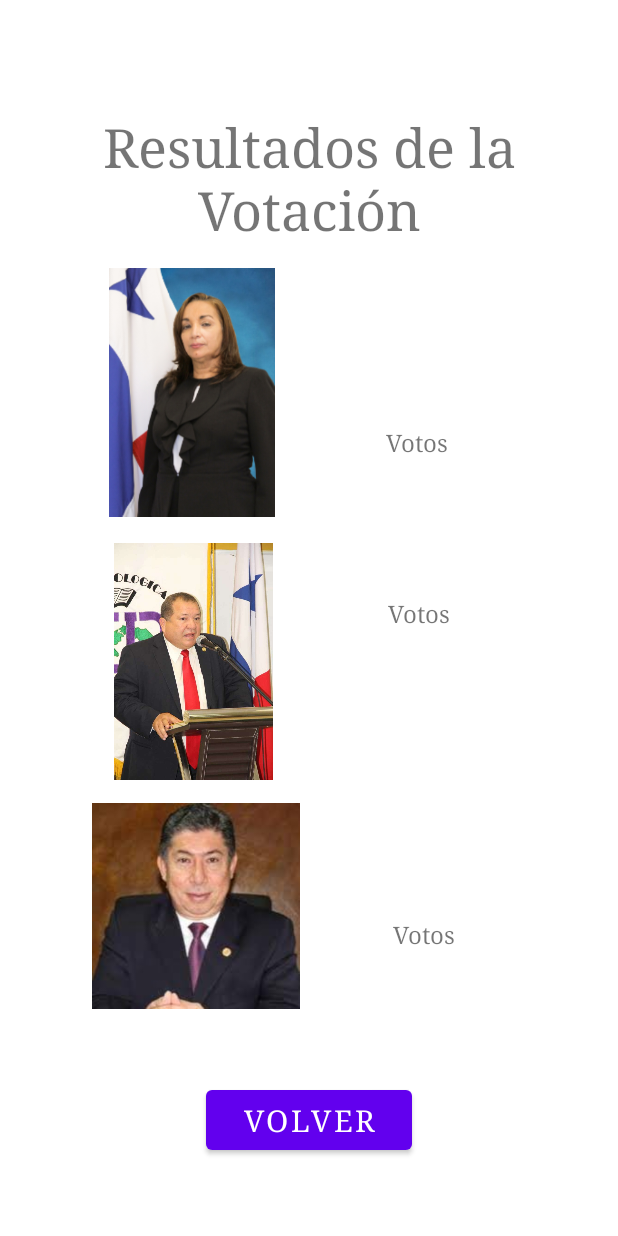
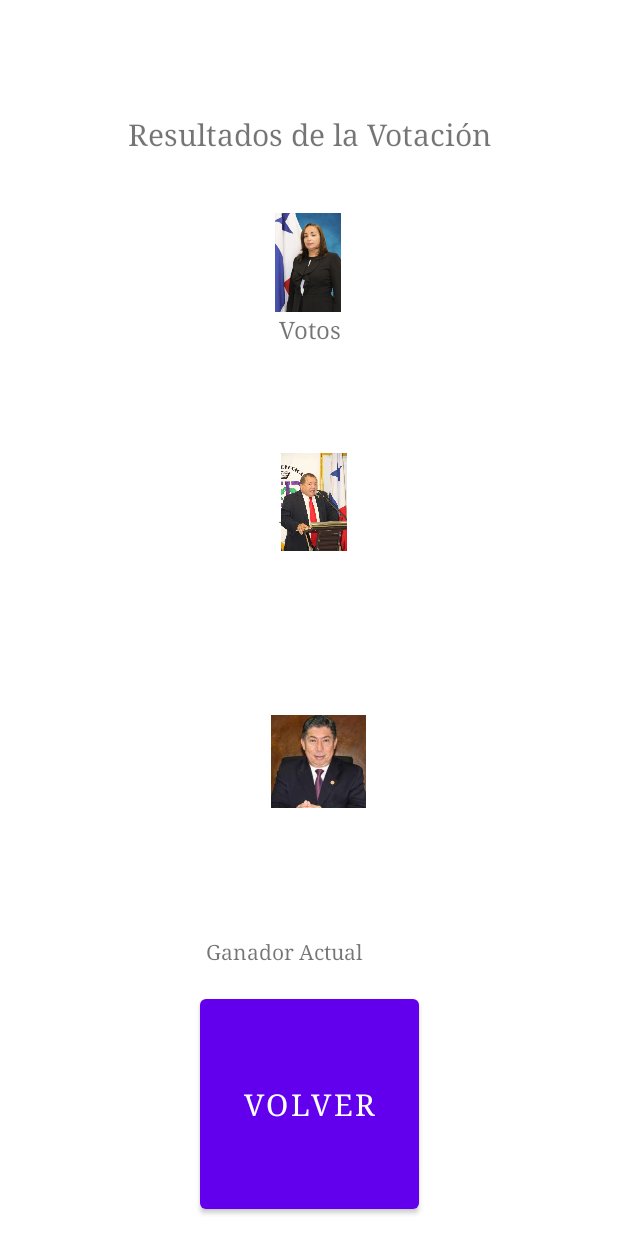
Before and after one commit to jeancj09/hpa4-proyecto01, an Android app: the layout activity_pantalla_resultados.xml on its own in the app's theme, with its tools: preview values and no code run, on a phone screen of 412 x 824 dp. Run offline under Robolectric (Android 15) with nearby library versions, the phone set to English and light mode, and no system bars.

Commit message:
Ajustes de pantalla resultado,inclusión de mensaje del ganador en el momento. Correcciones de algunos errores.

```diff
--- a/app/src/main/java/com/jeanj/hpa4_proyecto01/Datos.java
+++ b/app/src/main/java/com/jeanj/hpa4_proyecto01/Datos.java
@@ -8,6 +8,10 @@ public class Datos {
     public static int pos,tot=0;
     public static int numvoto;
     public static String cedval;
+    public static String cand1="Vivian Valenzuela";
+    public static String cand2="Omar Aizpurua";
+    public static  String cand3="Martín Candanedo";
+    public static double vot1,vot2,vot3;
 
     public static int cont1 =0, cont2 =0, cont3 =0;
 
--- a/app/src/main/java/com/jeanj/hpa4_proyecto01/MainActivity.java
+++ b/app/src/main/java/com/jeanj/hpa4_proyecto01/MainActivity.java
@@ -65,6 +65,7 @@ public class MainActivity extends AppCompatActivity {
         Datos.listacedula.add("03-0745-000950");
 
 
+
         Datos.listanombres.add("ARROCHA, EDWIN");
         Datos.listanombres.add("BRENES, MICHELLE");
         Datos.listanombres.add("BUSTAMANTE , EDDY");
@@ -107,7 +108,7 @@ public class MainActivity extends AppCompatActivity {
 
 
 
-        for (i=0; i<39; i++)
+        for (i=0; i<38; i++)
         {
             Datos.voto.add("0");
         }
@@ -133,7 +134,7 @@ public class MainActivity extends AppCompatActivity {
                     toast.show();
 
                     Intent intent = new Intent(view.getContext(), MenuPrincipal.class);
-                    startActivityForResult(intent, 0);
+                    startActivity(intent);
                 }
                 else
                 {
--- a/app/src/main/java/com/jeanj/hpa4_proyecto01/MenuPrincipal.java
+++ b/app/src/main/java/com/jeanj/hpa4_proyecto01/MenuPrincipal.java
@@ -33,7 +33,7 @@ public class MenuPrincipal extends AppCompatActivity{
                 if (Datos.voto.get(Datos.pos)=="0")
                 {
                     Intent intent = new Intent(view.getContext(), PantallaVotacion.class);
-                    startActivityForResult(intent, 0);
+                    startActivity(intent);
                 }
                 else
                 {
@@ -64,7 +64,7 @@ public class MenuPrincipal extends AppCompatActivity{
                 else
                 {
                     Intent intent = new Intent(view.getContext(), PantallaResultados.class);
-                    startActivityForResult(intent, 0);
+                    startActivity(intent);
                 }
 
             }
@@ -75,7 +75,7 @@ public class MenuPrincipal extends AppCompatActivity{
             @Override
             public void onClick(View view) {
                 Intent intent = new Intent(view.getContext(), MainActivity.class);
-                startActivityForResult(intent, 0);
+                startActivity(intent);
             }
         });
 
--- a/app/src/main/java/com/jeanj/hpa4_proyecto01/PantallaVotacion.java
+++ b/app/src/main/java/com/jeanj/hpa4_proyecto01/PantallaVotacion.java
@@ -91,7 +91,7 @@ public class PantallaVotacion extends AppCompatActivity {
                     toast.show();
 
                     Intent intent = new Intent(view.getContext(), MenuPrincipal.class);
-                    startActivityForResult(intent, 0);
+                    startActivity(intent);
                 }
                 else
                 {
--- a/app/src/main/res/layout/activity_pantalla_resultados.xml
+++ b/app/src/main/res/layout/activity_pantalla_resultados.xml
@@ -2,94 +2,73 @@
 <androidx.constraintlayout.widget.ConstraintLayout xmlns:android="http://schemas.android.com/apk/res/android"
     xmlns:app="http://schemas.android.com/apk/res-auto"
     xmlns:tools="http://schemas.android.com/tools"
+    android:id="@+id/candidato3"
     android:layout_width="match_parent"
     android:layout_height="match_parent"
     tools:context=".PantallaResultados">
 
     <TextView
-        android:id="@+id/votos3"
+        android:id="@+id/tv1"
         android:layout_width="wrap_content"
         android:layout_height="wrap_content"
-        android:layout_marginEnd="70dp"
-        android:layout_marginBottom="39dp"
+        android:layout_marginTop="76dp"
+        android:layout_marginBottom="106dp"
+        android:fontFamily="serif"
+        android:text="Resultados de la Votación"
+        android:textAlignment="center"
+        android:textSize="20sp"
+        app:layout_constraintBottom_toTopOf="@+id/votos1"
+        app:layout_constraintEnd_toEndOf="parent"
+        app:layout_constraintStart_toStartOf="parent"
+        app:layout_constraintTop_toTopOf="parent" />
+
+    <TextView
+        android:id="@+id/votos1"
+        android:layout_width="wrap_content"
+        android:layout_height="wrap_content"
+        android:layout_marginBottom="112dp"
         android:fontFamily="serif"
         android:text="Votos"
         android:textAlignment="center"
         android:textSize="16sp"
-        app:layout_constraintBottom_toBottomOf="@+id/candidato3"
-        app:layout_constraintEnd_toEndOf="parent"
-        app:layout_constraintStart_toEndOf="@+id/candidato3" />
+        app:layout_constraintBottom_toTopOf="@+id/votos2"
+        app:layout_constraintEnd_toEndOf="@+id/votos2"
+        app:layout_constraintStart_toStartOf="@+id/votos2"
+        app:layout_constraintTop_toBottomOf="@+id/tv1" />
 
     <TextView
         android:id="@+id/votos2"
         android:layout_width="wrap_content"
         android:layout_height="wrap_content"
-        android:layout_marginTop="36dp"
-        android:layout_marginEnd="70dp"
+        android:layout_marginBottom="130dp"
         android:fontFamily="serif"
         android:text="Votos"
         android:textAlignment="center"
         android:textSize="16sp"
-        app:layout_constraintEnd_toEndOf="parent"
-        app:layout_constraintStart_toEndOf="@+id/candidato2"
-        app:layout_constraintTop_toTopOf="@+id/candidato2" />
+        app:layout_constraintBottom_toTopOf="@+id/votos3"
+        app:layout_constraintEnd_toEndOf="@+id/votos3"
+        app:layout_constraintStart_toStartOf="@+id/votos3"
+        app:layout_constraintTop_toBottomOf="@+id/votos1" />
 
     <TextView
-        android:id="@+id/tv1"
+        android:id="@+id/votos3"
         android:layout_width="wrap_content"
         android:layout_height="wrap_content"
-        android:layout_marginTop="58dp"
+        android:layout_marginBottom="110dp"
         android:fontFamily="serif"
-        android:text="Resultados de la Votación"
+        android:text="Votos"
         android:textAlignment="center"
-        android:textSize="36sp"
-        app:layout_constraintBottom_toTopOf="@+id/candidato1"
+        android:textSize="16sp"
+        app:layout_constraintBottom_toTopOf="@+id/tvwinner"
+        app:layout_constraintEnd_toEndOf="parent"
         app:layout_constraintStart_toStartOf="parent"
-        app:layout_constraintTop_toTopOf="parent" />
-
-    <ImageView
-        android:id="@+id/candidato1"
-        android:layout_width="129dp"
-        android:layout_height="166dp"
-        android:layout_marginStart="19dp"
-        android:layout_marginEnd="20dp"
-        android:layout_marginBottom="1dp"
-        app:layout_constraintBottom_toTopOf="@+id/candidato2"
-        app:layout_constraintEnd_toStartOf="@+id/votos1"
-        app:layout_constraintStart_toStartOf="parent"
-        app:layout_constraintTop_toBottomOf="@+id/tv1"
-        app:srcCompat="@drawable/vivian_valenzuela" />
-
-    <ImageView
-        android:id="@+id/candidato2"
-        android:layout_width="134dp"
-        android:layout_height="158dp"
-        android:layout_marginStart="19dp"
-        android:layout_marginEnd="20dp"
-        app:layout_constraintBottom_toTopOf="@+id/candidato3"
-        app:layout_constraintEnd_toStartOf="@+id/votos2"
-        app:layout_constraintStart_toStartOf="parent"
-        app:layout_constraintTop_toBottomOf="@+id/candidato1"
-        app:srcCompat="@drawable/omar_aizpurua" />
-
-    <ImageView
-        android:id="@+id/candidato3"
-        android:layout_width="144dp"
-        android:layout_height="137dp"
-        android:layout_marginStart="19dp"
-        android:layout_marginEnd="20dp"
-        android:layout_marginBottom="32dp"
-        app:layout_constraintBottom_toTopOf="@+id/bttback"
-        app:layout_constraintEnd_toStartOf="@+id/votos3"
-        app:layout_constraintStart_toStartOf="parent"
-        app:layout_constraintTop_toBottomOf="@+id/candidato2"
-        app:srcCompat="@drawable/matin_candanedo" />
+        app:layout_constraintTop_toBottomOf="@+id/votos2" />
 
     <Button
         android:id="@+id/bttback"
-        android:layout_width="137dp"
-        android:layout_height="52dp"
-        android:layout_marginBottom="36dp"
+        android:layout_width="146dp"
+        android:layout_height="0dp"
+        android:layout_marginBottom="12dp"
         android:fontFamily="serif"
         android:text="Volver"
         android:textAlignment="center"
@@ -97,20 +76,52 @@
         app:layout_constraintBottom_toBottomOf="parent"
         app:layout_constraintEnd_toEndOf="parent"
         app:layout_constraintStart_toStartOf="parent"
-        app:layout_constraintTop_toBottomOf="@+id/candidato3" />
+        app:layout_constraintTop_toBottomOf="@+id/tvwinner" />
 
     <TextView
-        android:id="@+id/votos1"
+        android:id="@+id/tvwinner"
         android:layout_width="wrap_content"
         android:layout_height="wrap_content"
-        android:layout_marginEnd="70dp"
-        android:layout_marginBottom="39dp"
+        android:layout_marginStart="4dp"
+        android:layout_marginBottom="16dp"
         android:fontFamily="serif"
-        android:text="Votos"
-        android:textAlignment="center"
-        android:textSize="16sp"
-        app:layout_constraintBottom_toBottomOf="@+id/candidato1"
+        android:text="Ganador Actual"
+        app:layout_constraintBottom_toTopOf="@+id/bttback"
+        app:layout_constraintStart_toStartOf="@+id/bttback"
+        app:layout_constraintTop_toBottomOf="@+id/votos3" />
+
+    <ImageView
+        android:id="@+id/img1"
+        android:layout_width="44dp"
+        android:layout_height="0dp"
+        android:layout_marginTop="120dp"
+        android:layout_marginEnd="100dp"
+        android:layout_marginBottom="50dp"
+        app:layout_constraintBottom_toTopOf="@+id/img2"
+        app:layout_constraintEnd_toEndOf="@+id/tv1"
+        app:layout_constraintTop_toTopOf="parent"
+        app:srcCompat="@drawable/vivian_valenzuela" />
+
+    <ImageView
+        android:id="@+id/img2"
+        android:layout_width="44dp"
+        android:layout_height="0dp"
+        android:layout_marginStart="4dp"
+        android:layout_marginBottom="63dp"
+        app:layout_constraintBottom_toTopOf="@+id/img3"
+        app:layout_constraintStart_toStartOf="@+id/img1"
+        app:layout_constraintTop_toBottomOf="@+id/img1"
+        app:srcCompat="@drawable/omar_aizpurua" />
+
+    <ImageView
+        android:id="@+id/img3"
+        android:layout_width="63dp"
+        android:layout_height="0dp"
+        android:layout_marginEnd="168dp"
+        android:layout_marginBottom="261dp"
+        app:layout_constraintBottom_toBottomOf="parent"
         app:layout_constraintEnd_toEndOf="parent"
-        app:layout_constraintStart_toEndOf="@+id/candidato1" />
+        app:layout_constraintTop_toBottomOf="@+id/img2"
+        app:srcCompat="@drawable/matin_candanedo" />
 
 </androidx.constraintlayout.widget.ConstraintLayout>
```
Also changed, not shown: app/src/main/java/com/jeanj/hpa4_proyecto01/PantallaResultados.java (+44 -7 lines).
